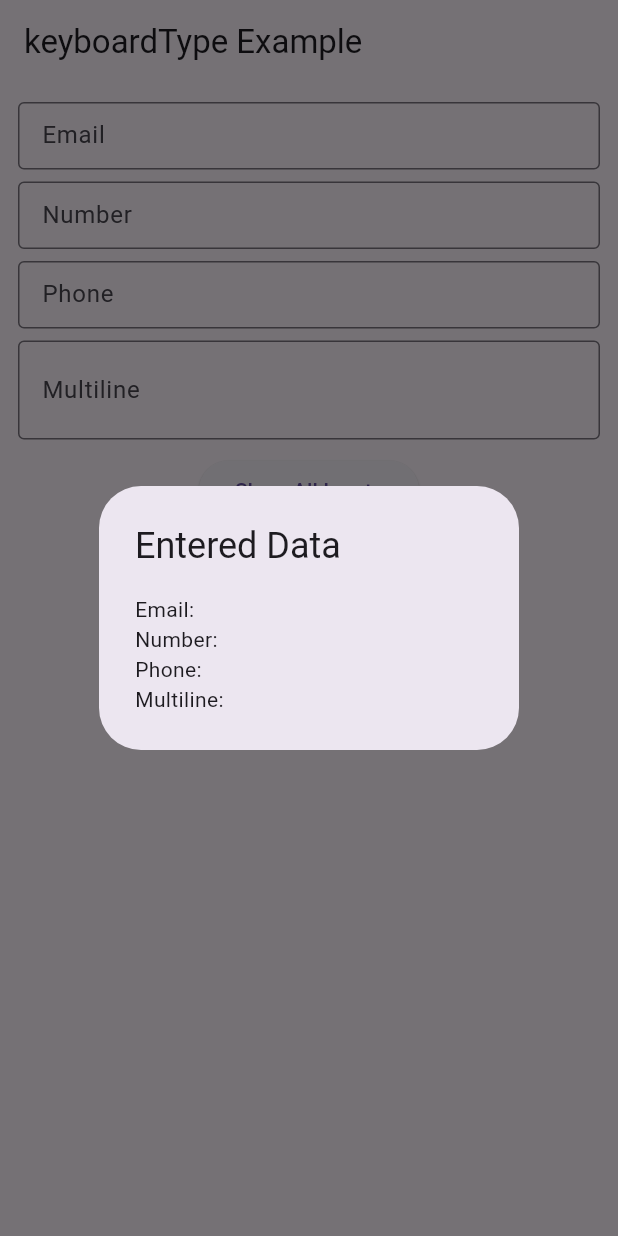
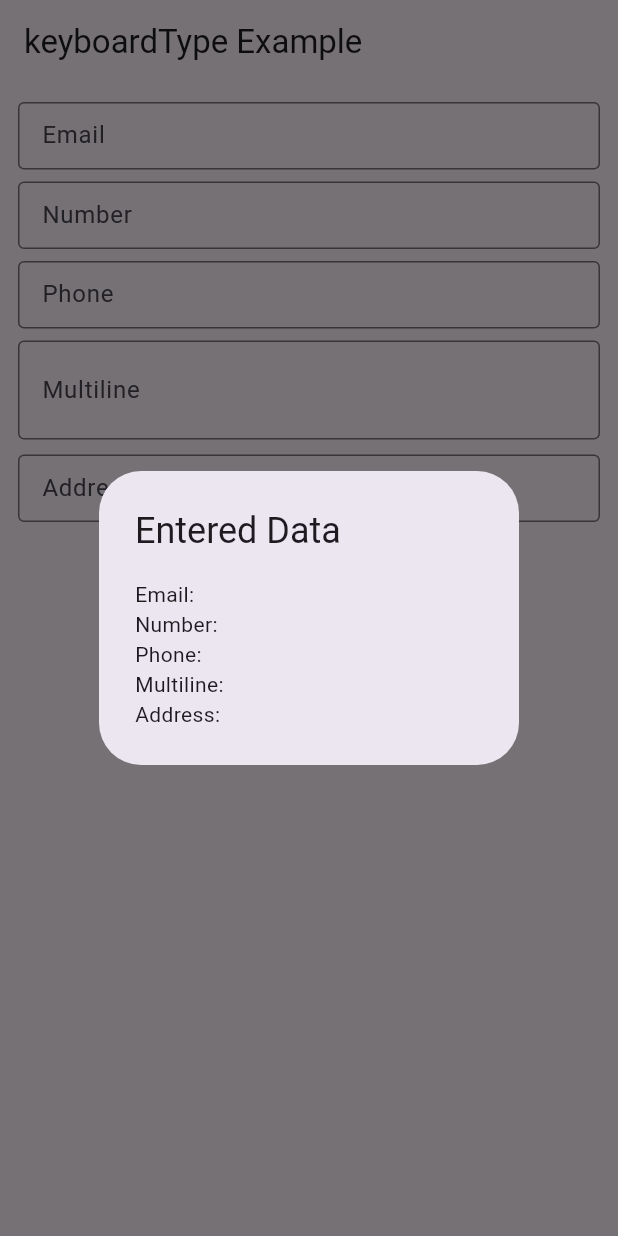
Before and after one commit to ChornChhery/Flutter-Login, a Flutter app: the KeyboardTypeExample screen opened directly, after a tap on "Show All Inputs", on a phone screen of 412 x 824 dp. Run offline on Flutter 3.47's test engine with Material 3 defaults, Android fonts, the phone set to English and light mode, and no system bars.

Commit message:
Add address input

```diff
--- a/lib/widget-textfield-3.dart
+++ b/lib/widget-textfield-3.dart
@@ -12,6 +12,7 @@ class _KeyboardTypeExampleState extends State<KeyboardTypeExample> {
   final numberController = TextEditingController();
   final phoneController = TextEditingController();
   final multilineController = TextEditingController();
+  final addressController = TextEditingController();
 
   @override
   void dispose() {
@@ -19,6 +20,7 @@ class _KeyboardTypeExampleState extends State<KeyboardTypeExample> {
     numberController.dispose();
     phoneController.dispose();
     multilineController.dispose();
+    addressController.dispose();
     super.dispose();
   }
 
@@ -31,7 +33,8 @@ class _KeyboardTypeExampleState extends State<KeyboardTypeExample> {
           'Email: ${emailController.text}\n'
           'Number: ${numberController.text}\n'
           'Phone: ${phoneController.text}\n'
-          'Multiline: ${multilineController.text}',
+          'Multiline: ${multilineController.text}\n'
+          'Address: ${addressController.text}',
         ),
       ),
     );
@@ -101,6 +104,19 @@ class _KeyboardTypeExampleState extends State<KeyboardTypeExample> {
             ),
             SizedBox(height: 10),
 
+            // Address
+            TextField(
+              controller: addressController,
+              keyboardType: TextInputType.streetAddress,
+              style: fieldStyle,
+              decoration: InputDecoration(
+                labelText: 'Address',
+                border: OutlineInputBorder(),
+                isDense: true,
+              ),
+            ),
+            SizedBox(height: 7),
+
             // Button
             ElevatedButton(
               onPressed: _showAllInputs,
```
